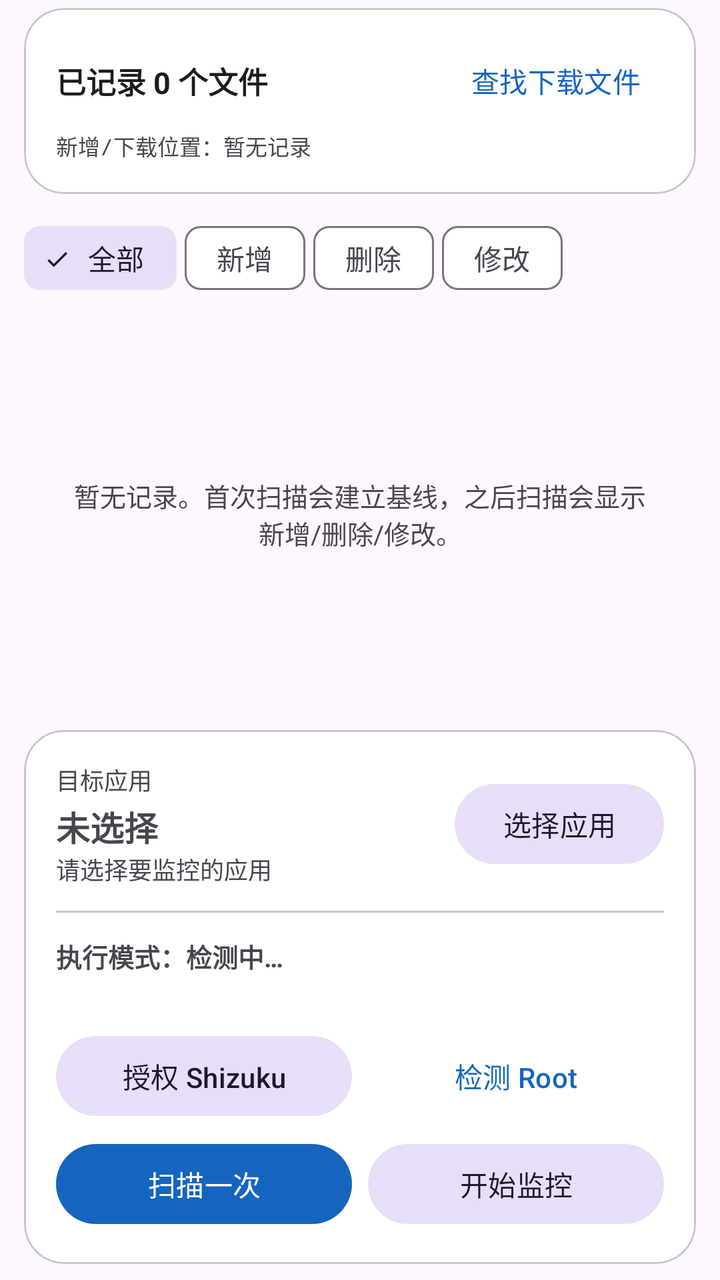
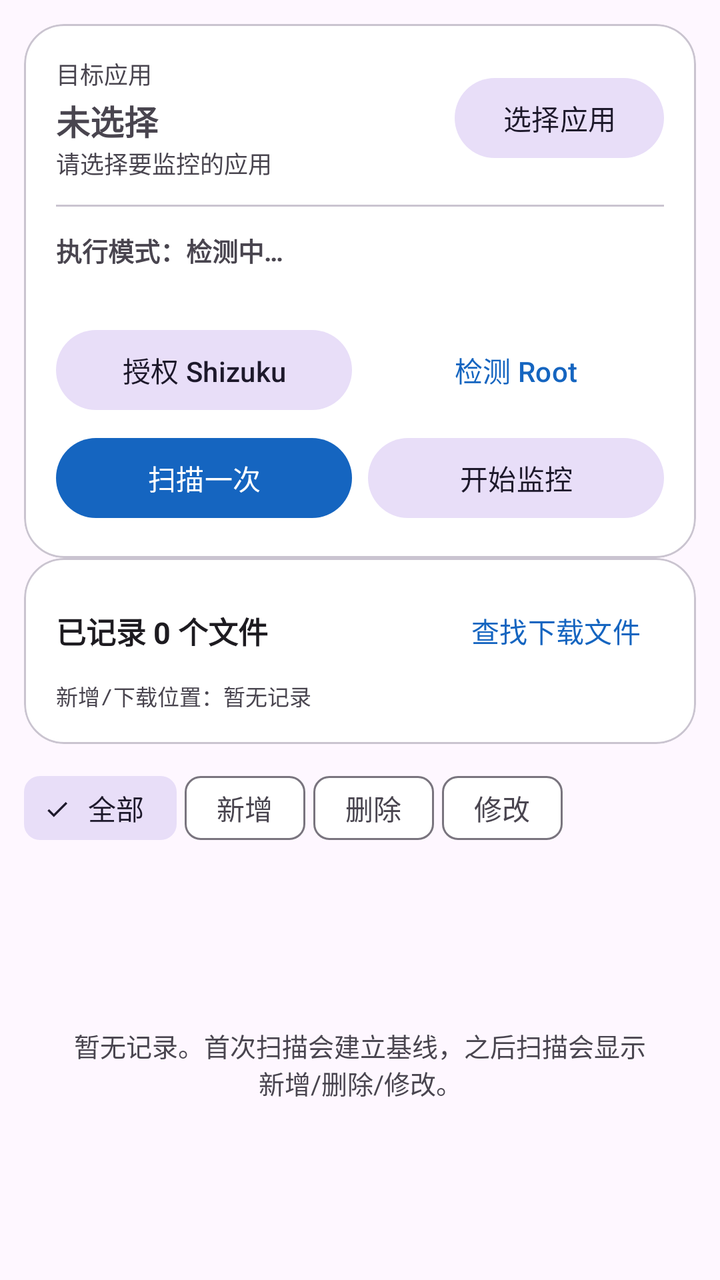

Screens rendered from an Android XML layout before and after an edit, with the pre-edit source and the edit as a unified diff.
<!-- AndroidManifest.xml: application theme Theme.AppFileMonitor -->
<!-- res/layout/fragment_monitor.xml -->
<?xml version="1.0" encoding="utf-8"?>
<LinearLayout xmlns:android="http://schemas.android.com/apk/res/android"
    xmlns:app="http://schemas.android.com/apk/res-auto"
    android:layout_width="match_parent"
    android:layout_height="match_parent"
    android:orientation="vertical"
    android:paddingHorizontal="12dp"
    android:paddingTop="4dp"
    android:paddingBottom="8dp">

    
    <com.google.android.material.card.MaterialCardView
        android:layout_width="match_parent"
        android:layout_height="wrap_content"
        app:cardCornerRadius="20dp"
        app:cardElevation="0dp"
        app:strokeColor="?attr/colorOutlineVariant"
        app:strokeWidth="1dp">

        <LinearLayout
            android:layout_width="match_parent"
            android:layout_height="wrap_content"
            android:orientation="vertical"
            android:padding="16dp">

            <LinearLayout
                android:layout_width="match_parent"
                android:layout_height="wrap_content"
                android:gravity="center_vertical"
                android:orientation="horizontal">

                <TextView
                    android:id="@+id/tvSummary"
                    android:layout_width="0dp"
                    android:layout_height="wrap_content"
                    android:layout_weight="1"
                    android:text="已记录 0 个文件"
                    android:textColor="?attr/colorOnSurface"
                    android:textSize="15sp"
                    android:textStyle="bold" />

                <com.google.android.material.button.MaterialButton
                    android:id="@+id/btnDownloads"
                    style="@style/Widget.Material3.Button.TextButton"
                    android:layout_width="wrap_content"
                    android:layout_height="wrap_content"
                    android:minHeight="0dp"
                    android:minWidth="0dp"
                    android:text="查找下载文件" />
            </LinearLayout>

            <TextView
                android:id="@+id/tvLocations"
                android:layout_width="match_parent"
                android:layout_height="wrap_content"
                android:layout_marginTop="4dp"
                android:fontFamily="monospace"
                android:text="新增/下载位置：暂无记录"
                android:textColor="?attr/colorOnSurfaceVariant"
                android:textSize="11sp" />
        </LinearLayout>
    </com.google.android.material.card.MaterialCardView>

    <HorizontalScrollView
        android:layout_width="match_parent"
        android:layout_height="wrap_content"
        android:layout_marginTop="8dp"
        android:scrollbars="none">

        <com.google.android.material.chip.ChipGroup
            android:id="@+id/chips"
            android:layout_width="wrap_content"
            android:layout_height="wrap_content"
            app:chipSpacingHorizontal="4dp"
            app:singleSelection="true">

            <com.google.android.material.chip.Chip
                android:id="@+id/chipAll"
                style="@style/Widget.Material3.Chip.Filter"
                android:layout_width="wrap_content"
                android:layout_height="wrap_content"
                android:checked="true"
                android:text="全部" />

            <com.google.android.material.chip.Chip
                android:id="@+id/chipAdded"
                style="@style/Widget.Material3.Chip.Filter"
                android:layout_width="wrap_content"
                android:layout_height="wrap_content"
                android:text="新增" />

            <com.google.android.material.chip.Chip
                android:id="@+id/chipDeleted"
                style="@style/Widget.Material3.Chip.Filter"
                android:layout_width="wrap_content"
                android:layout_height="wrap_content"
                android:text="删除" />

            <com.google.android.material.chip.Chip
                android:id="@+id/chipModified"
                style="@style/Widget.Material3.Chip.Filter"
                android:layout_width="wrap_content"
                android:layout_height="wrap_content"
                android:text="修改" />
        </com.google.android.material.chip.ChipGroup>
    </HorizontalScrollView>

    <FrameLayout
        android:layout_width="match_parent"
        android:layout_height="0dp"
        android:layout_weight="1"
        android:layout_marginTop="4dp">

        <androidx.recyclerview.widget.RecyclerView
            android:id="@+id/recycler"
            android:layout_width="match_parent"
            android:layout_height="match_parent"
            android:clipToPadding="false"
            android:paddingBottom="8dp" />

        <TextView
            android:id="@+id/tvEmpty"
            android:layout_width="match_parent"
            android:layout_height="match_parent"
            android:gravity="center"
            android:padding="24dp"
            android:text="暂无记录。首次扫描会建立基线，之后扫描会显示新增/删除/修改。"
            android:textColor="?attr/colorOnSurfaceVariant"
            android:textSize="13sp" />
    </FrameLayout>

    
    <com.google.android.material.card.MaterialCardView
        android:layout_width="match_parent"
        android:layout_height="wrap_content"
        android:layout_marginTop="8dp"
        app:cardCornerRadius="20dp"
        app:cardElevation="0dp"
        app:strokeColor="?attr/colorOutlineVariant"
        app:strokeWidth="1dp">

        <LinearLayout
            android:layout_width="match_parent"
            android:layout_height="wrap_content"
            android:orientation="vertical"
            android:padding="16dp">

            <LinearLayout
                android:layout_width="match_parent"
                android:layout_height="wrap_content"
                android:gravity="center_vertical"
                android:orientation="horizontal">

                <LinearLayout
                    android:layout_width="0dp"
                    android:layout_height="wrap_content"
                    android:layout_weight="1"
                    android:orientation="vertical">

                    <TextView
                        android:layout_width="wrap_content"
                        android:layout_height="wrap_content"
                        android:text="目标应用"
                        android:textColor="?attr/colorOnSurfaceVariant"
                        android:textSize="12sp" />

                    <TextView
                        android:id="@+id/tvAppName"
                        android:layout_width="match_parent"
                        android:layout_height="wrap_content"
                        android:layout_marginTop="2dp"
                        android:text="未选择"
                        android:textSize="17sp"
                        android:textStyle="bold" />

                    <TextView
                        android:id="@+id/tvAppPkg"
                        android:layout_width="match_parent"
                        android:layout_height="wrap_content"
                        android:text="请选择要监控的应用"
                        android:textColor="?attr/colorOnSurfaceVariant"
                        android:textSize="12sp" />
                </LinearLayout>

                <com.google.android.material.button.MaterialButton
                    android:id="@+id/btnPick"
                    style="@style/Widget.Material3.Button.TonalButton"
                    android:layout_width="wrap_content"
                    android:layout_height="wrap_content"
                    android:text="选择应用" />
            </LinearLayout>

            <View
                android:layout_width="match_parent"
                android:layout_height="1dp"
                android:layout_marginVertical="12dp"
                android:background="?attr/colorOutlineVariant" />

            <TextView
                android:id="@+id/tvMode"
                android:layout_width="match_parent"
                android:layout_height="wrap_content"
                android:text="执行模式：检测中…"
                android:textSize="13sp"
                android:textStyle="bold" />

            <TextView
                android:id="@+id/tvPerm"
                android:layout_width="match_parent"
                android:layout_height="wrap_content"
                android:layout_marginTop="2dp"
                android:textColor="?attr/colorOnSurfaceVariant"
                android:textSize="12sp" />

            <LinearLayout
                android:layout_width="match_parent"
                android:layout_height="wrap_content"
                android:layout_marginTop="8dp"
                android:orientation="horizontal">

                <com.google.android.material.button.MaterialButton
                    android:id="@+id/btnGrant"
                    style="@style/Widget.Material3.Button.TonalButton"
                    android:layout_width="0dp"
                    android:layout_height="wrap_content"
                    android:layout_weight="1"
                    android:text="授权 Shizuku" />

                <com.google.android.material.button.MaterialButton
                    android:id="@+id/btnRoot"
                    style="@style/Widget.Material3.Button.TextButton"
                    android:layout_width="0dp"
                    android:layout_height="wrap_content"
                    android:layout_marginStart="8dp"
                    android:layout_weight="1"
                    android:text="检测 Root" />
            </LinearLayout>

            <LinearLayout
                android:layout_width="match_parent"
                android:layout_height="wrap_content"
                android:layout_marginTop="6dp"
                android:orientation="horizontal">

                <com.google.android.material.button.MaterialButton
                    android:id="@+id/btnScan"
                    android:layout_width="0dp"
                    android:layout_height="wrap_content"
                    android:layout_weight="1"
                    android:text="扫描一次" />

                <com.google.android.material.button.MaterialButton
                    android:id="@+id/btnMonitor"
                    style="@style/Widget.Material3.Button.TonalButton"
                    android:layout_width="0dp"
                    android:layout_height="wrap_content"
                    android:layout_marginStart="8dp"
                    android:layout_weight="1"
                    android:text="开始监控" />
            </LinearLayout>
        </LinearLayout>
    </com.google.android.material.card.MaterialCardView>

</LinearLayout>
<!-- resources referenced by this layout -->
<resources>
  <style name="Theme.AppFileMonitor" parent="Theme.Material3.DayNight.NoActionBar">
          <item name="colorPrimary">@color/brand</item>
          <item name="colorOnPrimary">@color/white</item>
          <item name="colorPrimaryContainer">#D6E4FF</item>
          <item name="colorOnPrimaryContainer">#001B3F</item>
          <item name="android:statusBarColor">@color/brand_dark</item>
          <item name="android:windowLightStatusBar">false</item>
          <item name="android:navigationBarColor">@color/brand_dark</item>
          <item name="colorSurface">#FFFFFF</item>
          <item name="colorSurfaceContainerLow">#F6F8FC</item>
          <item name="elevationOverlayEnabled">false</item>
          <item name="materialCardViewStyle">@style/Widget.App.Card</item>
      </style>
  <color name="brand">#1565C0</color>
  <color name="white">#FFFFFF</color>
  <color name="brand_dark">#0D47A1</color>
  <style name="Widget.App.Card" parent="Widget.Material3.CardView.Outlined">
          <item name="cardCornerRadius">20dp</item>
          <item name="cardElevation">0dp</item>
          <item name="strokeWidth">1dp</item>
      </style>
</resources>

<!-- the commit's change to res/layout/fragment_monitor.xml (unified diff, before → after) -->
@@ -8,128 +8,6 @@
     android:paddingTop="4dp"
     android:paddingBottom="8dp">
 
-    
-    <com.google.android.material.card.MaterialCardView
-        android:layout_width="match_parent"
-        android:layout_height="wrap_content"
-        app:cardCornerRadius="20dp"
-        app:cardElevation="0dp"
-        app:strokeColor="?attr/colorOutlineVariant"
-        app:strokeWidth="1dp">
-
-        <LinearLayout
-            android:layout_width="match_parent"
-            android:layout_height="wrap_content"
-            android:orientation="vertical"
-            android:padding="16dp">
-
-            <LinearLayout
-                android:layout_width="match_parent"
-                android:layout_height="wrap_content"
-                android:gravity="center_vertical"
-                android:orientation="horizontal">
-
-                <TextView
-                    android:id="@+id/tvSummary"
-                    android:layout_width="0dp"
-                    android:layout_height="wrap_content"
-                    android:layout_weight="1"
-                    android:text="已记录 0 个文件"
-                    android:textColor="?attr/colorOnSurface"
-                    android:textSize="15sp"
-                    android:textStyle="bold" />
-
-                <com.google.android.material.button.MaterialButton
-                    android:id="@+id/btnDownloads"
-                    style="@style/Widget.Material3.Button.TextButton"
-                    android:layout_width="wrap_content"
-                    android:layout_height="wrap_content"
-                    android:minHeight="0dp"
-                    android:minWidth="0dp"
-                    android:text="查找下载文件" />
-            </LinearLayout>
-
-            <TextView
-                android:id="@+id/tvLocations"
-                android:layout_width="match_parent"
-                android:layout_height="wrap_content"
-                android:layout_marginTop="4dp"
-                android:fontFamily="monospace"
-                android:text="新增/下载位置：暂无记录"
-                android:textColor="?attr/colorOnSurfaceVariant"
-                android:textSize="11sp" />
-        </LinearLayout>
-    </com.google.android.material.card.MaterialCardView>
-
-    <HorizontalScrollView
-        android:layout_width="match_parent"
-        android:layout_height="wrap_content"
-        android:layout_marginTop="8dp"
-        android:scrollbars="none">
-
-        <com.google.android.material.chip.ChipGroup
-            android:id="@+id/chips"
-            android:layout_width="wrap_content"
-            android:layout_height="wrap_content"
-            app:chipSpacingHorizontal="4dp"
-            app:singleSelection="true">
-
-            <com.google.android.material.chip.Chip
-                android:id="@+id/chipAll"
-                style="@style/Widget.Material3.Chip.Filter"
-                android:layout_width="wrap_content"
-                android:layout_height="wrap_content"
-                android:checked="true"
-                android:text="全部" />
-
-            <com.google.android.material.chip.Chip
-                android:id="@+id/chipAdded"
-                style="@style/Widget.Material3.Chip.Filter"
-                android:layout_width="wrap_content"
-                android:layout_height="wrap_content"
-                android:text="新增" />
-
-            <com.google.android.material.chip.Chip
-                android:id="@+id/chipDeleted"
-                style="@style/Widget.Material3.Chip.Filter"
-                android:layout_width="wrap_content"
-                android:layout_height="wrap_content"
-                android:text="删除" />
-
-            <com.google.android.material.chip.Chip
-                android:id="@+id/chipModified"
-                style="@style/Widget.Material3.Chip.Filter"
-                android:layout_width="wrap_content"
-                android:layout_height="wrap_content"
-                android:text="修改" />
-        </com.google.android.material.chip.ChipGroup>
-    </HorizontalScrollView>
-
-    <FrameLayout
-        android:layout_width="match_parent"
-        android:layout_height="0dp"
-        android:layout_weight="1"
-        android:layout_marginTop="4dp">
-
-        <androidx.recyclerview.widget.RecyclerView
-            android:id="@+id/recycler"
-            android:layout_width="match_parent"
-            android:layout_height="match_parent"
-            android:clipToPadding="false"
-            android:paddingBottom="8dp" />
-
-        <TextView
-            android:id="@+id/tvEmpty"
-            android:layout_width="match_parent"
-            android:layout_height="match_parent"
-            android:gravity="center"
-            android:padding="24dp"
-            android:text="暂无记录。首次扫描会建立基线，之后扫描会显示新增/删除/修改。"
-            android:textColor="?attr/colorOnSurfaceVariant"
-            android:textSize="13sp" />
-    </FrameLayout>
-
-    
     <com.google.android.material.card.MaterialCardView
         android:layout_width="match_parent"
         android:layout_height="wrap_content"
@@ -261,4 +139,126 @@
         </LinearLayout>
     </com.google.android.material.card.MaterialCardView>
 
+
+    
+    <com.google.android.material.card.MaterialCardView
+        android:layout_width="match_parent"
+        android:layout_height="wrap_content"
+        app:cardCornerRadius="20dp"
+        app:cardElevation="0dp"
+        app:strokeColor="?attr/colorOutlineVariant"
+        app:strokeWidth="1dp">
+
+        <LinearLayout
+            android:layout_width="match_parent"
+            android:layout_height="wrap_content"
+            android:orientation="vertical"
+            android:padding="16dp">
+
+            <LinearLayout
+                android:layout_width="match_parent"
+                android:layout_height="wrap_content"
+                android:gravity="center_vertical"
+                android:orientation="horizontal">
+
+                <TextView
+                    android:id="@+id/tvSummary"
+                    android:layout_width="0dp"
+                    android:layout_height="wrap_content"
+                    android:layout_weight="1"
+                    android:text="已记录 0 个文件"
+                    android:textColor="?attr/colorOnSurface"
+                    android:textSize="15sp"
+                    android:textStyle="bold" />
+
+                <com.google.android.material.button.MaterialButton
+                    android:id="@+id/btnDownloads"
+                    style="@style/Widget.Material3.Button.TextButton"
+                    android:layout_width="wrap_content"
+                    android:layout_height="wrap_content"
+                    android:minHeight="0dp"
+                    android:minWidth="0dp"
+                    android:text="查找下载文件" />
+            </LinearLayout>
+
+            <TextView
+                android:id="@+id/tvLocations"
+                android:layout_width="match_parent"
+                android:layout_height="wrap_content"
+                android:layout_marginTop="4dp"
+                android:fontFamily="monospace"
+                android:text="新增/下载位置：暂无记录"
+                android:textColor="?attr/colorOnSurfaceVariant"
+                android:textSize="11sp" />
+        </LinearLayout>
+    </com.google.android.material.card.MaterialCardView>
+
+    <HorizontalScrollView
+        android:layout_width="match_parent"
+        android:layout_height="wrap_content"
+        android:layout_marginTop="8dp"
+        android:scrollbars="none">
+
+        <com.google.android.material.chip.ChipGroup
+            android:id="@+id/chips"
+            android:layout_width="wrap_content"
+            android:layout_height="wrap_content"
+            app:chipSpacingHorizontal="4dp"
+            app:singleSelection="true">
+
+            <com.google.android.material.chip.Chip
+                android:id="@+id/chipAll"
+                style="@style/Widget.Material3.Chip.Filter"
+                android:layout_width="wrap_content"
+                android:layout_height="wrap_content"
+                android:checked="true"
+                android:text="全部" />
+
+            <com.google.android.material.chip.Chip
+                android:id="@+id/chipAdded"
+                style="@style/Widget.Material3.Chip.Filter"
+                android:layout_width="wrap_content"
+                android:layout_height="wrap_content"
+                android:text="新增" />
+
+            <com.google.android.material.chip.Chip
+                android:id="@+id/chipDeleted"
+                style="@style/Widget.Material3.Chip.Filter"
+                android:layout_width="wrap_content"
+                android:layout_height="wrap_content"
+                android:text="删除" />
+
+            <com.google.android.material.chip.Chip
+                android:id="@+id/chipModified"
+                style="@style/Widget.Material3.Chip.Filter"
+                android:layout_width="wrap_content"
+                android:layout_height="wrap_content"
+                android:text="修改" />
+        </com.google.android.material.chip.ChipGroup>
+    </HorizontalScrollView>
+
+    <FrameLayout
+        android:layout_width="match_parent"
+        android:layout_height="0dp"
+        android:layout_weight="1"
+        android:layout_marginTop="4dp">
+
+        <androidx.recyclerview.widget.RecyclerView
+            android:id="@+id/recycler"
+            android:layout_width="match_parent"
+            android:layout_height="match_parent"
+            android:clipToPadding="false"
+            android:paddingBottom="8dp" />
+
+        <TextView
+            android:id="@+id/tvEmpty"
+            android:layout_width="match_parent"
+            android:layout_height="match_parent"
+            android:gravity="center"
+            android:padding="24dp"
+            android:text="暂无记录。首次扫描会建立基线，之后扫描会显示新增/删除/修改。"
+            android:textColor="?attr/colorOnSurfaceVariant"
+            android:textSize="13sp" />
+    </FrameLayout>
+
 </LinearLayout>
